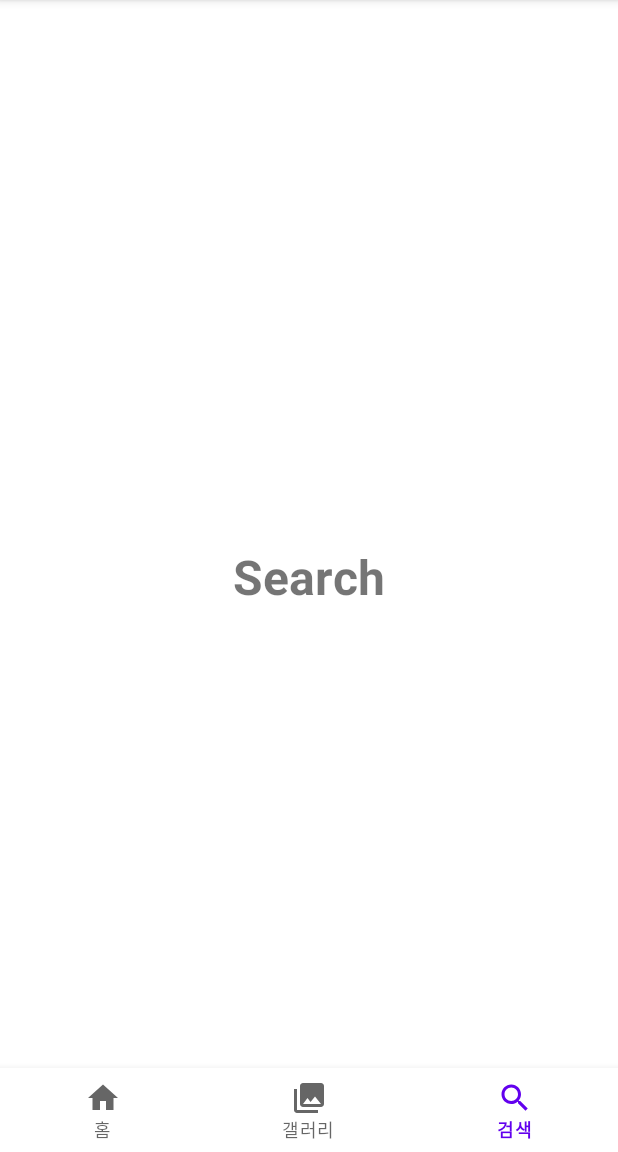
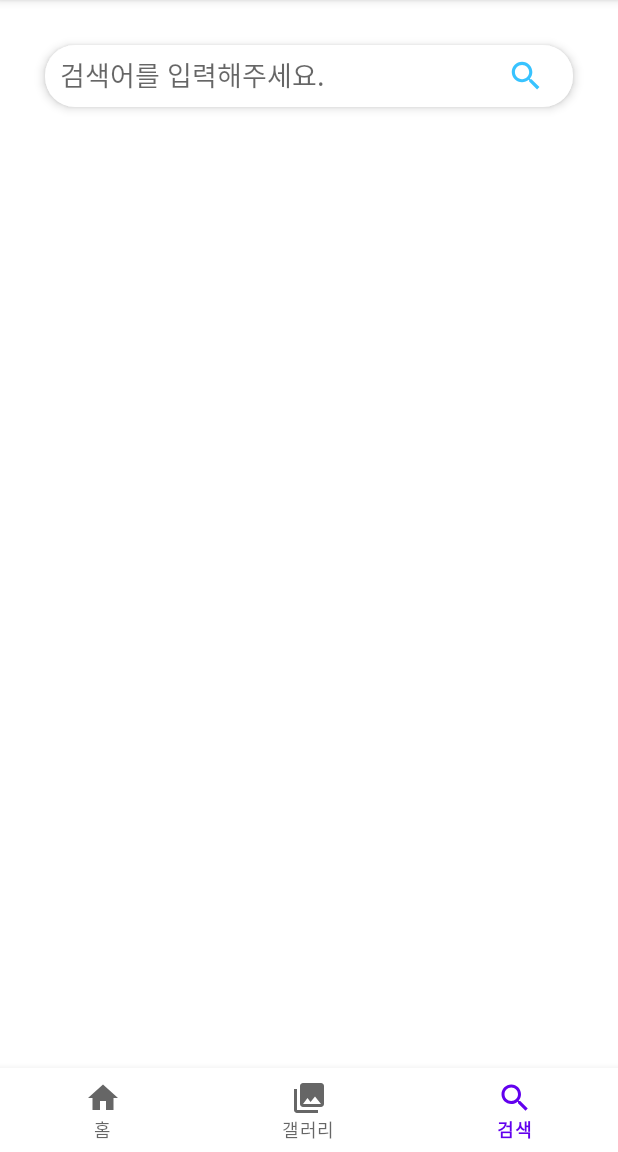
Before and after one commit to GO-SOPT-ANDROID/seohyeon-shin, an Android app: the screen it shows after launch (MainActivity), item 3 of the bottom bar chosen, on a phone screen of 412 x 824 dp, the part 84-1236 px from its top. Run offline under Robolectric (Android 15) with nearby library versions, the phone set to English and light mode, and no system bars; our stand-ins replace data binding.

Commit message:
[Feat] SearchFragment 검색창 추가

```diff
--- a/app/src/main/res/layout/fragment_search.xml
+++ b/app/src/main/res/layout/fragment_search.xml
@@ -3,14 +3,33 @@
     android:layout_width="match_parent"
     android:layout_height="match_parent"
     xmlns:app="http://schemas.android.com/apk/res-auto">
-    <TextView
-        android:layout_width="wrap_content"
+
+    <LinearLayout
+        android:id="@+id/layout_search_tap"
+        android:layout_width="match_parent"
         android:layout_height="wrap_content"
-        android:text="@string/fragment_search"
-        android:textSize="32sp"
-        android:textStyle="bold"
+        android:orientation="horizontal"
         app:layout_constraintTop_toTopOf="parent"
-        app:layout_constraintBottom_toBottomOf="parent"
         app:layout_constraintStart_toStartOf="parent"
-        app:layout_constraintEnd_toEndOf="parent"/>
+        app:layout_constraintEnd_toEndOf="parent"
+        android:layout_marginTop="30dp"
+        android:layout_marginHorizontal="30dp"
+        android:background="@drawable/view_card"
+        android:paddingHorizontal="10dp"
+        android:paddingVertical="8dp"
+        android:elevation="4dp">
+
+        <EditText
+            android:layout_width="290dp"
+            android:layout_height="match_parent"
+            android:layout_marginEnd="8dp"
+            android:hint="@string/string_search"
+            android:background="@android:color/transparent"/>
+
+        <ImageView
+            android:layout_width="25dp"
+            android:layout_height="25dp"
+            android:src="@drawable/ic_search"/>
+
+    </LinearLayout>
 </androidx.constraintlayout.widget.ConstraintLayout>
--- a/app/src/main/res/values/strings.xml
+++ b/app/src/main/res/values/strings.xml
@@ -22,4 +22,5 @@
     <string name="repo_name">SeoHyeon</string>
     <string name="fragment_gallery">Gallery</string>
     <string name="fragment_search">Search</string>
+    <string name="string_search">검색어를 입력해주세요.</string>
 </resources>
```
